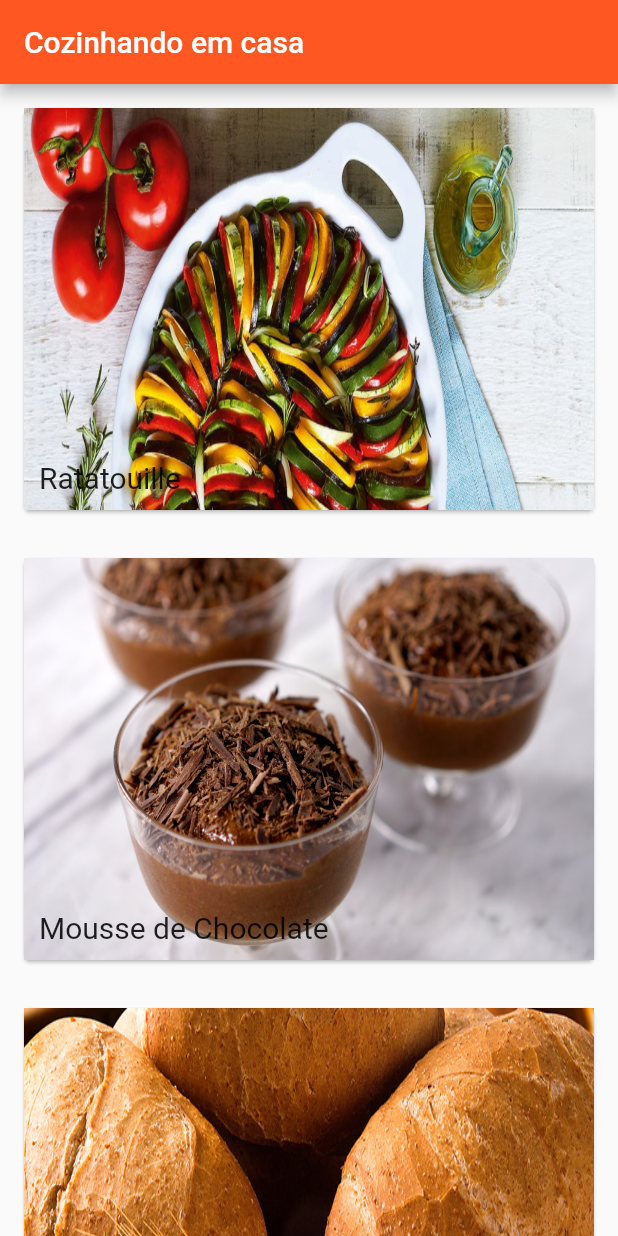
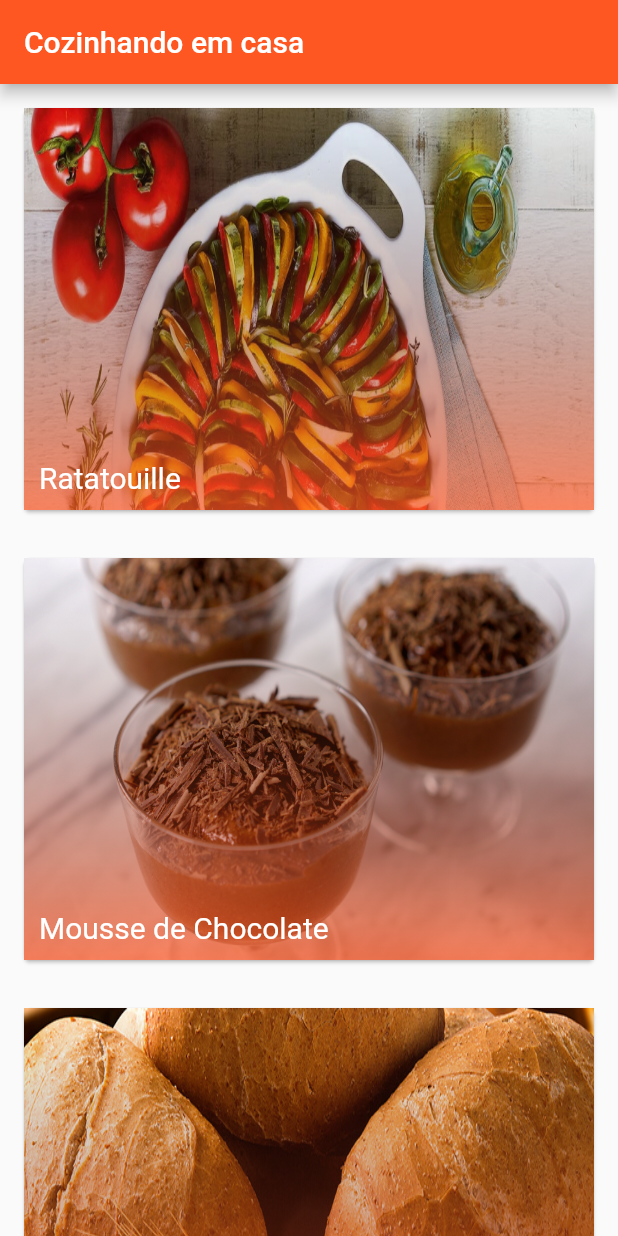
Before and after one commit to vmussato/cooking_at_home, a Flutter app: the screen it shows after launch, on a phone screen of 412 x 824 dp. Run offline on Flutter 3.47's test engine with Material 2 defaults, Android fonts, the phone set to English and light mode, and no system bars.

```diff
--- a/lib/telas/home/home.dart
+++ b/lib/telas/home/home.dart
@@ -57,6 +57,7 @@ class HomeState extends State<Home> {
             Stack(
               children: <Widget>[
                 _construirImagemCard(foto),
+                _construirGradienteCard(),
                 _construirTextoCard(titulo)
               ]
             )
@@ -69,7 +70,26 @@ class HomeState extends State<Home> {
     return Positioned(
       bottom: 10,
       left: 10,
-      child: Text(titulo, style: TextStyle(fontSize: 20))
+      child: Text(titulo, style: TextStyle(
+        fontSize: 20,
+        color: Colors.white
+        ))
+    );
+  }
+
+  Widget _construirGradienteCard() {
+    return Container(
+      height: 268,
+      decoration: BoxDecoration (
+        gradient: LinearGradient (
+          begin: FractionalOffset.topCenter,
+          end: FractionalOffset.bottomCenter,
+          colors: [
+            Colors.transparent,
+            Colors.deepOrange.withOpacity(0.7)
+          ]
+        )
+      )
     );
   }
 
```
